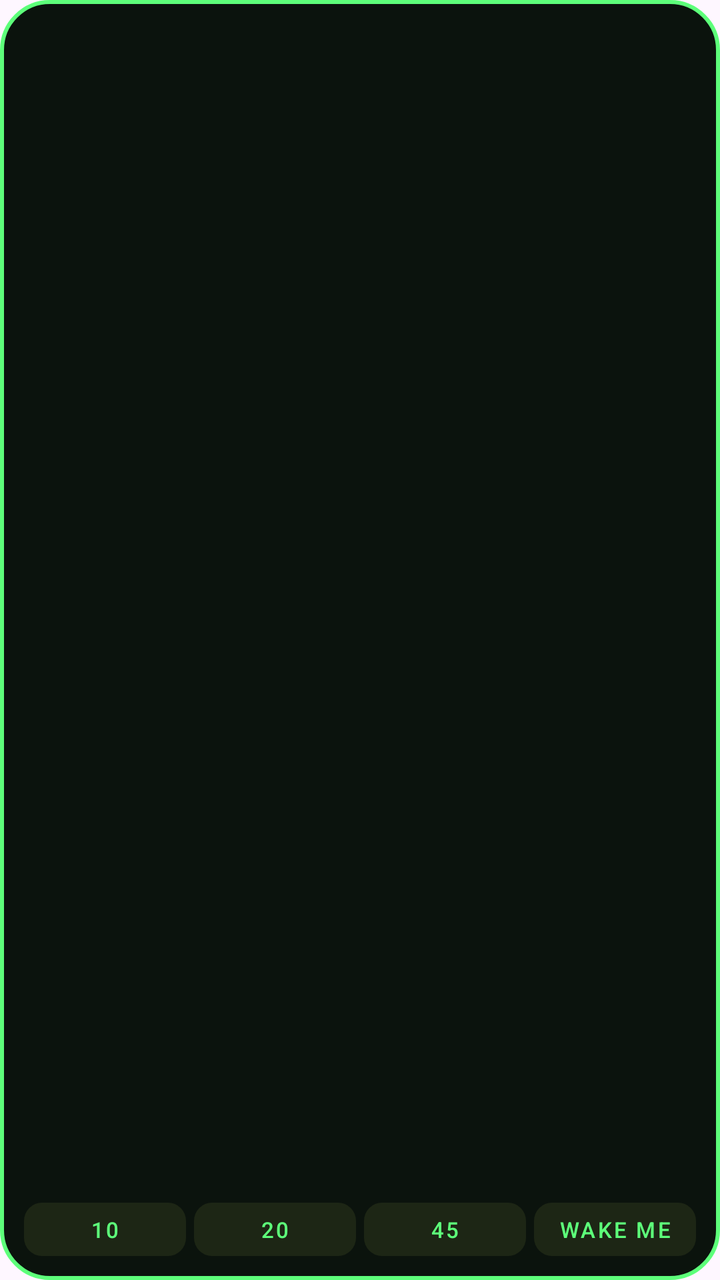
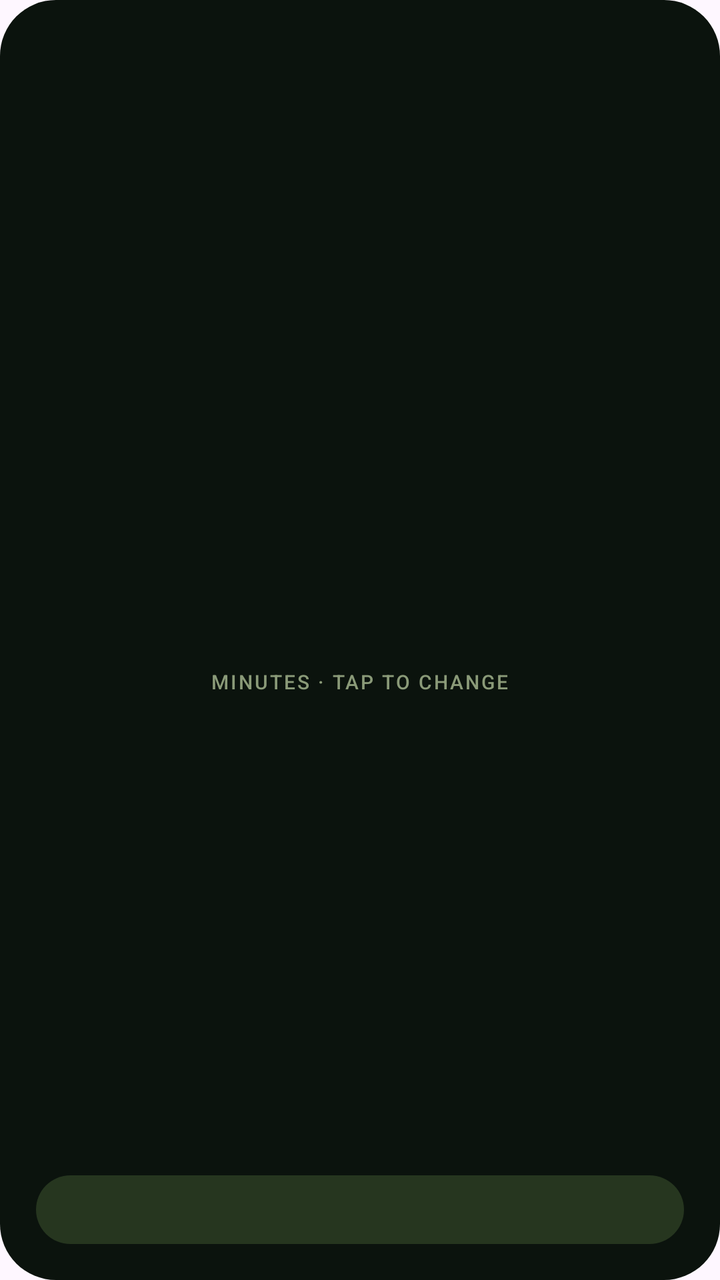

An Android layout rendered at two revisions. The XML below is the earlier revision; the diff shows what the commit changed to produce the second picture.
<!-- AndroidManifest.xml: application theme Theme.app -->
<!-- res/layout/widget_nap.xml -->
<?xml version="1.0" encoding="utf-8"?>
<LinearLayout xmlns:android="http://schemas.android.com/apk/res/android" android:id="@+id/root" android:layout_width="match_parent" android:layout_height="match_parent" android:background="@drawable/wd_bg_g" android:orientation="vertical" android:padding="10dp" android:gravity="center">
    <TextView android:id="@+id/lbl" android:layout_width="wrap_content" android:layout_height="wrap_content" android:fontFamily="sans-serif-medium" android:textSize="9sp" android:letterSpacing="0.2" android:textColor="@color/cy_neon" android:maxLines="1" />
    <include layout="@layout/part_face_loop" android:layout_width="match_parent" android:layout_height="0dp" android:layout_weight="1" />
    <FrameLayout android:layout_width="match_parent" android:layout_height="wrap_content" android:layout_marginTop="3dp">
        <Chronometer android:id="@+id/chrono" android:layout_width="match_parent" android:layout_height="wrap_content" android:gravity="center" android:fontFamily="monospace" android:textSize="18sp" android:textColor="@color/cy_cream" android:visibility="gone" />
        <ViewFlipper android:id="@+id/zzz" android:layout_width="wrap_content" android:layout_height="wrap_content" android:layout_gravity="end" android:autoStart="true" android:flipInterval="650" android:visibility="gone">
            <TextView android:layout_width="wrap_content" android:layout_height="wrap_content" android:fontFamily="serif" android:textStyle="italic" android:textSize="13sp" android:textColor="@color/cy_dim" android:text="z" />
            <TextView android:layout_width="wrap_content" android:layout_height="wrap_content" android:fontFamily="serif" android:textStyle="italic" android:textSize="15sp" android:textColor="@color/cy_dim" android:text="zZ" />
            <TextView android:layout_width="wrap_content" android:layout_height="wrap_content" android:fontFamily="serif" android:textStyle="italic" android:textSize="18sp" android:textColor="@color/cy_dim" android:text="zZz" />
        </ViewFlipper>
    </FrameLayout>
    <LinearLayout android:layout_width="match_parent" android:layout_height="wrap_content" android:orientation="horizontal">
        <TextView android:id="@+id/b10" android:layout_width="0dp" android:layout_height="wrap_content" android:layout_weight="1" android:layout_margin="2dp" android:background="@drawable/chip_bg" android:gravity="center" android:paddingTop="6dp" android:paddingBottom="6dp" android:fontFamily="sans-serif-medium" android:textSize="11sp" android:letterSpacing="0.1" android:textColor="@color/cy_neon" android:text="10" />
        <TextView android:id="@+id/b20" android:layout_width="0dp" android:layout_height="wrap_content" android:layout_weight="1" android:layout_margin="2dp" android:background="@drawable/chip_bg" android:gravity="center" android:paddingTop="6dp" android:paddingBottom="6dp" android:fontFamily="sans-serif-medium" android:textSize="11sp" android:letterSpacing="0.1" android:textColor="@color/cy_neon" android:text="20" />
        <TextView android:id="@+id/b45" android:layout_width="0dp" android:layout_height="wrap_content" android:layout_weight="1" android:layout_margin="2dp" android:background="@drawable/chip_bg" android:gravity="center" android:paddingTop="6dp" android:paddingBottom="6dp" android:fontFamily="sans-serif-medium" android:textSize="11sp" android:letterSpacing="0.1" android:textColor="@color/cy_neon" android:text="45" />
        <TextView android:id="@+id/bwake" android:layout_width="0dp" android:layout_height="wrap_content" android:layout_weight="1" android:layout_margin="2dp" android:background="@drawable/chip_bg" android:gravity="center" android:paddingTop="6dp" android:paddingBottom="6dp" android:fontFamily="sans-serif-medium" android:textSize="11sp" android:letterSpacing="0.1" android:textColor="@color/cy_neon" android:text="WAKE ME" />
    </LinearLayout>
</LinearLayout>
<!-- res/layout/part_face_loop.xml (included above) -->
<?xml version="1.0" encoding="utf-8"?>
<FrameLayout xmlns:android="http://schemas.android.com/apk/res/android" android:layout_width="match_parent" android:layout_height="match_parent">
    <ViewFlipper android:id="@+id/idle" android:layout_width="match_parent" android:layout_height="match_parent"
        android:autoStart="true" android:flipInterval="420">
        <ImageView android:id="@+id/fl0" android:layout_width="match_parent" android:layout_height="match_parent" android:scaleType="fitCenter" />
        <ImageView android:id="@+id/fl1" android:layout_width="match_parent" android:layout_height="match_parent" android:scaleType="fitCenter" />
        <ImageView android:id="@+id/fl2" android:layout_width="match_parent" android:layout_height="match_parent" android:scaleType="fitCenter" />
        <ImageView android:id="@+id/fl3" android:layout_width="match_parent" android:layout_height="match_parent" android:scaleType="fitCenter" />
        <ImageView android:id="@+id/fl4" android:layout_width="match_parent" android:layout_height="match_parent" android:scaleType="fitCenter" />
        <ImageView android:id="@+id/fl5" android:layout_width="match_parent" android:layout_height="match_parent" android:scaleType="fitCenter" />
        <ImageView android:id="@+id/fl6" android:layout_width="match_parent" android:layout_height="match_parent" android:scaleType="fitCenter" />
    </ViewFlipper>
    <ImageView android:id="@+id/face" android:layout_width="match_parent" android:layout_height="match_parent"
        android:scaleType="fitCenter" android:visibility="gone" android:contentDescription="Cyph" />
</FrameLayout>
<!-- resources referenced by this layout -->
<resources>
  <color name="cy_cream">#F3ECB2</color>
  <color name="cy_dim">#8A9A78</color>
  <color name="cy_neon">#5DFF7A</color>
  <!-- drawable chip_bg (drawable) -->
  <?xml version="1.0" encoding="utf-8"?>
  <shape xmlns:android="http://schemas.android.com/apk/res/android" android:shape="rectangle">
      <solid android:color="@color/cy_track" />
      <corners android:radius="9dp" />
  </shape>
  <!-- drawable wd_bg_g (drawable) -->
  <?xml version="1.0" encoding="utf-8"?>
  <shape xmlns:android="http://schemas.android.com/apk/res/android" android:shape="rectangle">
      <solid android:color="@color/cy_panel" />
      <stroke android:width="2dp" android:color="@color/cy_neon" />
      <corners android:radius="24dp" />
  </shape>
  <style name="Theme.app" parent="Theme.Material3.DayNight.NoActionBar">
          
      </style>
  <color name="cy_track">#1D2615</color>
  <color name="cy_panel">#0B130D</color>
</resources>

<!-- the commit's change to res/layout/widget_nap.xml (unified diff, before → after) -->
@@ -1,22 +1,21 @@
 <?xml version="1.0" encoding="utf-8"?>
-<LinearLayout xmlns:android="http://schemas.android.com/apk/res/android" android:id="@+id/root" android:layout_width="match_parent" android:layout_height="match_parent" android:background="@drawable/wd_bg_g" android:orientation="vertical" android:padding="10dp" android:gravity="center">
-    <TextView android:id="@+id/lbl" android:layout_width="wrap_content" android:layout_height="wrap_content" android:fontFamily="sans-serif-medium" android:textSize="9sp" android:letterSpacing="0.2" android:textColor="@color/cy_neon" android:maxLines="1" />
-    <include layout="@layout/part_face_loop" android:layout_width="match_parent" android:layout_height="0dp" android:layout_weight="1" />
-    <FrameLayout android:layout_width="match_parent" android:layout_height="wrap_content" android:layout_marginTop="3dp">
-        <Chronometer android:id="@+id/chrono" android:layout_width="match_parent" android:layout_height="wrap_content" android:gravity="center" android:fontFamily="monospace" android:textSize="18sp" android:textColor="@color/cy_cream" android:visibility="gone" />
-        <ViewFlipper android:id="@+id/zzz" android:layout_width="wrap_content" android:layout_height="wrap_content" android:layout_gravity="end" android:autoStart="true" android:flipInterval="650" android:visibility="gone">
-            <TextView android:layout_width="wrap_content" android:layout_height="wrap_content" android:fontFamily="serif" android:textStyle="italic" android:textSize="13sp" android:textColor="@color/cy_dim" android:text="z" />
-            <TextView android:layout_width="wrap_content" android:layout_height="wrap_content" android:fontFamily="serif" android:textStyle="italic" android:textSize="15sp" android:textColor="@color/cy_dim" android:text="zZ" />
-            <TextView android:layout_width="wrap_content" android:layout_height="wrap_content" android:fontFamily="serif" android:textStyle="italic" android:textSize="18sp" android:textColor="@color/cy_dim" android:text="zZz" />
-        </ViewFlipper>
-    </FrameLayout>
-    <LinearLayout android:layout_width="match_parent" android:layout_height="wrap_content" android:orientation="horizontal">
-        <TextView android:id="@+id/b10" android:layout_width="0dp" android:layout_height="wrap_content" android:layout_weight="1" android:layout_margin="2dp" android:background="@drawable/chip_bg" android:gravity="center" android:paddingTop="6dp" android:paddingBottom="6dp" android:fontFamily="sans-serif-medium" android:textSize="11sp" android:letterSpacing="0.1" android:textColor="@color/cy_neon" android:text="10" />
-        <TextView android:id="@+id/b20" android:layout_width="0dp" android:layout_height="wrap_content" android:layout_weight="1" android:layout_margin="2dp" android:background="@drawable/chip_bg" android:gravity="center" android:paddingTop="6dp" android:paddingBottom="6dp" android:fontFamily="sans-serif-medium" android:textSize="11sp" android:letterSpacing="0.1" android:textColor="@color/cy_neon" android:text="20" />
-        <TextView android:id="@+id/b45" android:layout_width="0dp" android:layout_height="wrap_content" android:layout_weight="1" android:layout_margin="2dp" android:background="@drawable/chip_bg" android:gravity="center" android:paddingTop="6dp" android:paddingBottom="6dp" android:fontFamily="sans-serif-medium" android:textSize="11sp" android:letterSpacing="0.1" android:textColor="@color/cy_neon" android:text="45" />
-        <TextView android:id="@+id/bwake" android:layout_width="0dp" android:layout_height="wrap_content" android:layout_weight="1" android:layout_margin="2dp" android:background="@drawable/chip_bg" android:gravity="center" android:paddingTop="6dp" android:paddingBottom="6dp" android:fontFamily="sans-serif-medium" android:textSize="11sp" android:letterSpacing="0.1" android:textColor="@color/cy_neon" android:text="WAKE ME" />
+<FrameLayout xmlns:android="http://schemas.android.com/apk/res/android" android:id="@+id/root" android:layout_width="match_parent" android:layout_height="match_parent" android:background="@drawable/wd_panel">
+    <ImageView android:id="@+id/edge" android:layout_width="match_parent" android:layout_height="match_parent" android:scaleType="fitXY" android:importantForAccessibility="no" />
+    <LinearLayout android:layout_width="match_parent" android:layout_height="match_parent" android:orientation="vertical" android:padding="18dp" android:gravity="center_horizontal">
+        <TextView android:id="@+id/lbl" android:layout_width="wrap_content" android:layout_height="wrap_content" android:fontFamily="sans-serif-medium" android:textSize="10sp" android:textColor="@color/cy_neon" android:letterSpacing="0.18" android:maxLines="1"/>
+        <FrameLayout android:layout_width="match_parent" android:layout_height="0dp" android:layout_weight="1">
+            <LinearLayout android:id="@+id/idlegrp" android:layout_width="match_parent" android:layout_height="match_parent" android:orientation="vertical" android:gravity="center">
+                <TextView android:id="@+id/num" android:layout_width="wrap_content" android:layout_height="wrap_content" android:fontFamily="serif" android:textStyle="italic" android:textSize="52sp" android:textColor="@color/cy_cream" />
+                <TextView android:id="@+id/unit" android:layout_width="wrap_content" android:layout_height="wrap_content" android:fontFamily="sans-serif-medium" android:textSize="10sp" android:textColor="@color/cy_dim" android:letterSpacing="0.1" android:text="MINUTES · TAP TO CHANGE"/>
+            </LinearLayout>
+            <LinearLayout android:id="@+id/napgrp" android:layout_width="match_parent" android:layout_height="match_parent" android:orientation="vertical" android:gravity="center" android:visibility="gone">
+                <include layout="@layout/part_face_loop" android:layout_width="match_parent" android:layout_height="0dp" android:layout_weight="1" android:layout_marginTop="6dp" android:layout_marginBottom="6dp" />
+                <Chronometer android:id="@+id/chrono" android:layout_width="wrap_content" android:layout_height="wrap_content" android:fontFamily="monospace" android:textSize="22sp" android:textColor="@color/cy_cream" />
+            </LinearLayout>
+        </FrameLayout>
+        <TextView android:id="@+id/go" android:layout_width="match_parent" android:layout_height="wrap_content" android:background="@drawable/wd_pill" android:gravity="center" android:paddingTop="9dp" android:paddingBottom="9dp" android:fontFamily="sans-serif-medium" android:textSize="12sp" android:letterSpacing="0.15" android:textColor="@color/cy_neon" android:layout_marginTop="6dp" />
     </LinearLayout>
-</LinearLayout>
+</FrameLayout>
 <!-- res/layout/part_face_loop.xml (included above) -->
 <?xml version="1.0" encoding="utf-8"?>
 <FrameLayout xmlns:android="http://schemas.android.com/apk/res/android" android:layout_width="match_parent" android:layout_height="match_parent">
<!-- resource entries referenced after the edit -->
@@ -3,23 +3,21 @@
   <color name="cy_cream">#F3ECB2</color>
   <color name="cy_dim">#8A9A78</color>
   <color name="cy_neon">#5DFF7A</color>
-  <!-- drawable chip_bg (drawable) -->
-  <?xml version="1.0" encoding="utf-8"?>
-  <shape xmlns:android="http://schemas.android.com/apk/res/android" android:shape="rectangle">
-      <solid android:color="@color/cy_track" />
-      <corners android:radius="9dp" />
-  </shape>
-  <!-- drawable wd_bg_g (drawable) -->
+  <!-- drawable wd_panel (drawable) -->
   <?xml version="1.0" encoding="utf-8"?>
   <shape xmlns:android="http://schemas.android.com/apk/res/android" android:shape="rectangle">
       <solid android:color="@color/cy_panel" />
-      <stroke android:width="2dp" android:color="@color/cy_neon" />
-      <corners android:radius="24dp" />
+      <corners android:radius="28dp" />
+  </shape>
+  <!-- drawable wd_pill (drawable) -->
+  <?xml version="1.0" encoding="utf-8"?>
+  <shape xmlns:android="http://schemas.android.com/apk/res/android" android:shape="rectangle">
+      <solid android:color="#26361F" />
+      <corners android:radius="20dp" />
   </shape>
   <style name="Theme.app" parent="Theme.Material3.DayNight.NoActionBar">
           
       </style>
-  <color name="cy_track">#1D2615</color>
   <color name="cy_panel">#0B130D</color>
 </resources>
 
